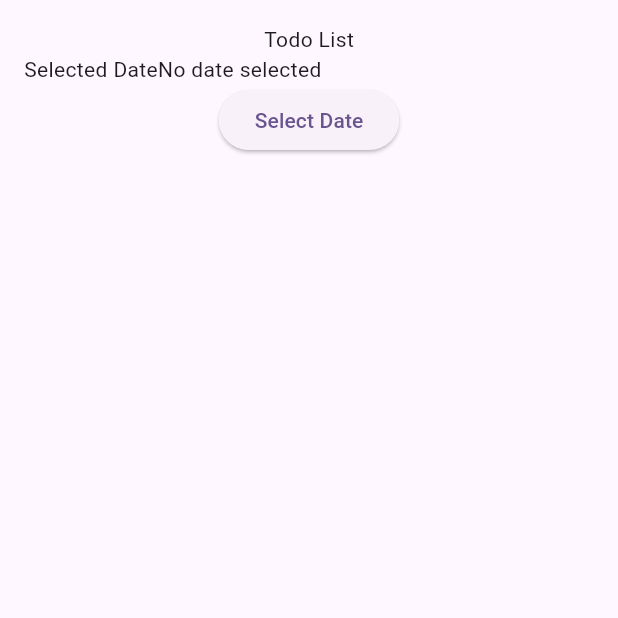
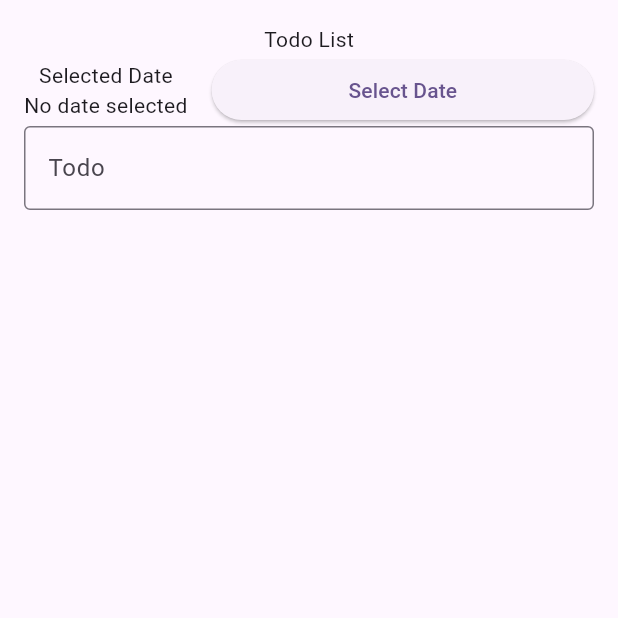
Before and after one commit to Alan21103/127_TodoBloc, a Flutter app: the TodoPage screen opened directly, on a phone screen of 412 x 824 dp, the top half of it. Run offline on Flutter 3.47's test engine with Material 3 defaults, Android fonts, the phone set to English and light mode, and no system bars; our stand-ins replace bloc, flutter_bloc.

Commit message:
Menambahkan tombol pemilihan tanggal, formulir todo, dan penyesuaian tata letak

```diff
--- a/lib/presentation/todopage.dart
+++ b/lib/presentation/todopage.dart
@@ -18,6 +18,8 @@ class TodoPage extends StatelessWidget {
               Text('Todo List'),
               Row(
                 children: [
+                  Column(
+                    children: [
                       Text('Selected Date'),
                       BlocBuilder<TodoBloc, TodoState>(
                         builder: (context, state) {
@@ -34,7 +36,8 @@ class TodoPage extends StatelessWidget {
                     ],
                   ),
                   SizedBox(width: 16.0),
-              ElevatedButton(
+                  Expanded(
+                    child: ElevatedButton(
                       onPressed: () {
                         showDatePicker(
                           context: context,
@@ -51,6 +54,31 @@ class TodoPage extends StatelessWidget {
                       },
                       child: Text('Select Date'),
                     ),
+                  ),
+                ],
+              ),
+              Form(
+                key: _key,
+                child: Row(
+                  children: [
+                    Expanded(
+                      child: TextFormField(
+                        controller: _controller,
+                        decoration: InputDecoration(
+                          labelText: 'Todo',
+                          border: OutlineInputBorder(),
+                        ),
+                        validator: (value) {
+                          if (value == null || value.isEmpty) {
+                            return 'Please enter a todo';
+                          }
+                          return null;
+                        },
+                      ),
+                    ),
+                  ],
+                ),
+                )
             ],
           ),
         ),
```
Lines whose indentation alone changed are shown as unchanged.
